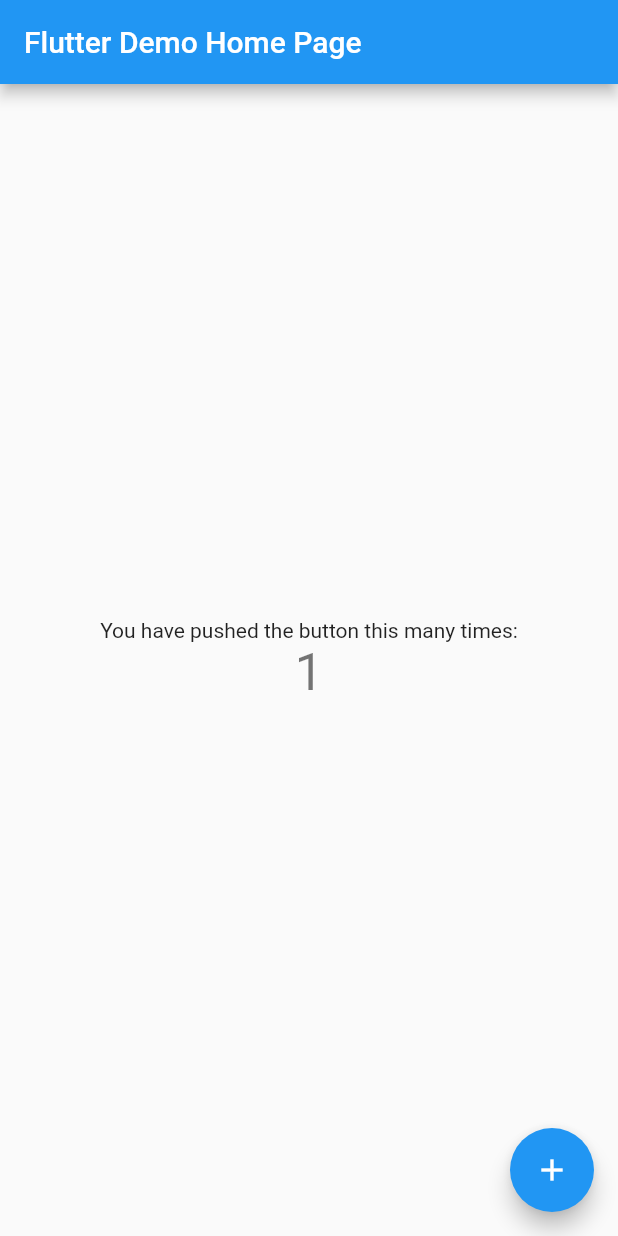
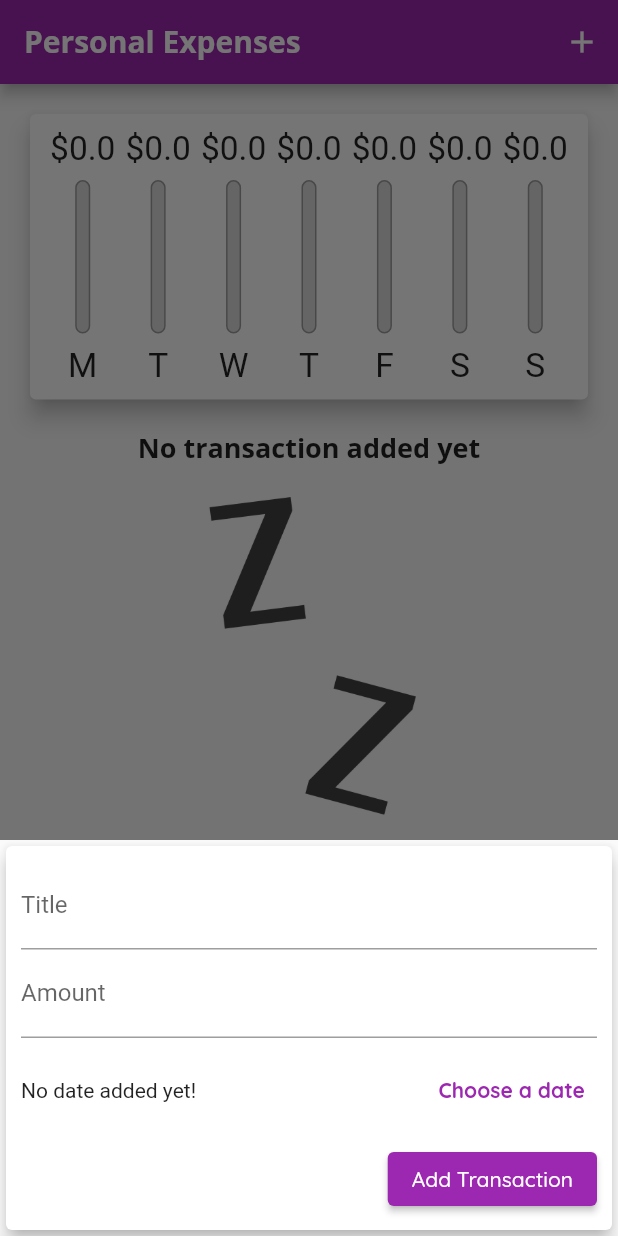
Before and after one commit to AwaisHaleem/Flutter---Dart--The-Complete-Guide-2021, a Flutter app: the screen it shows after launch, after a tap on the "add" icon, on a phone screen of 412 x 824 dp. Run offline on Flutter 3.47's test engine with Material 2 defaults, Android fonts, the phone set to English and light mode, and no system bars.

Commit message:
Personal Expences App completed

```diff
--- /dev/null
+++ b/personal_expences_app/lib/Widgets/chart.dart
@@ -0,0 +1,67 @@
+import 'package:flutter/material.dart';
+import 'package:intl/intl.dart';
+import 'package:personal_expences_app/Widgets/chartbar.dart';
+import '../model/transaction.dart';
+
+class Chart extends StatelessWidget {
+  final List<Transaction> recentTransaction;
+
+  Chart({required this.recentTransaction});
+
+  List<Map<String, Object>> get groupedTransactonValues {
+    return List.generate(
+      7,
+      (index) {
+        final weekDay = DateTime.now().subtract(Duration(days: index));
+        var totalSum = 0.0;
+
+        for (var i = 0; i < recentTransaction.length; i++) {
+          if (recentTransaction[i].date.day == weekDay.day &&
+              recentTransaction[i].date.month == weekDay.month &&
+              recentTransaction[i].date.year == weekDay.year) {
+            totalSum += recentTransaction[i].amount;
+          }
+        }
+        return {
+          "day": DateFormat.E().format(weekDay).substring(0, 1),
+          "amount": totalSum
+        };
+
+      },
+    ).reversed.toList();
+  }
+
+  double get totalSpending {
+    return groupedTransactonValues.fold(
+      0.0,
+      (sum, item) {
+        return sum + (item['amount'] as double);
+      },
+    );
+  }
+
+  @override
+  Widget build(BuildContext context) {
+    return Card(
+      elevation: 6,
+      margin: const EdgeInsets.all(20),
+      child: Padding(
+        padding: const EdgeInsets.all(10),
+        child: Row(
+          mainAxisAlignment: MainAxisAlignment.spaceAround,
+          children: groupedTransactonValues.map((data) {
+            return Flexible(
+              fit: FlexFit.tight,
+              child: ChartBar(
+                  label: data['day'] as String,
+                  spendingAmount: data['amount'] as double,
+                  spendingPctOfTotal: totalSpending == 0.0
+                      ? 0.0
+                      : (data['amount'] as double) / totalSpending),
+            );
+          }).toList(),
+        ),
+      ),
+    );
+  }
+}
--- /dev/null
+++ b/personal_expences_app/lib/Widgets/chartbar.dart
@@ -0,0 +1,61 @@
+import 'package:flutter/material.dart';
+
+class ChartBar extends StatelessWidget {
+  final String label;
+  final double spendingAmount;
+  final double spendingPctOfTotal;
+  ChartBar(
+      {required this.label,
+      required this.spendingAmount,
+      required this.spendingPctOfTotal});
+  @override
+  Widget build(BuildContext context) {
+    return LayoutBuilder(builder: (ctx, constraints) {
+      return Column(
+        children: [
+          Container(
+            height: constraints.maxHeight * .15,
+            child: FittedBox(
+              child: Text("\$${spendingAmount.toString()}"),
+            ),
+          ),
+          SizedBox(
+            height: constraints.maxHeight * .05,
+          ),
+          Container(
+            height: constraints.maxHeight * .6,
+            width: 10,
+            child: Stack(
+              children: [
+                Container(
+                  decoration: BoxDecoration(
+                    border: Border.all(color: Colors.grey, width: 1.0),
+                    color: Color.fromRGBO(220, 220, 220, 1.0),
+                    borderRadius: BorderRadius.circular(10),
+                  ),
+                ),
+                FractionallySizedBox(
+                  heightFactor: spendingPctOfTotal,
+                  child: Container(
+                    decoration: BoxDecoration(
+                        borderRadius: BorderRadius.circular(10),
+                        color: Theme.of(context).primaryColor),
+                  ),
+                )
+              ],
+            ),
+          ),
+          SizedBox(
+            height: constraints.maxHeight * .05,
+          ),
+          Container(
+            height: constraints.maxHeight * .15,
+            child: FittedBox(
+              child: Text(label),
+            ),
+          )
+        ],
+      );
+    });
+  }
+}
--- /dev/null
+++ b/personal_expences_app/lib/Widgets/new_transaction.dart
@@ -0,0 +1,110 @@
+import 'package:flutter/material.dart';
+import 'package:intl/intl.dart';
+
+class NewTransaction extends StatefulWidget {
+  final Function addTx;
+
+  NewTransaction({required this.addTx});
+
+  @override
+  _NewTransactionState createState() => _NewTransactionState();
+}
+
+class _NewTransactionState extends State<NewTransaction> {
+  final TextEditingController _titleController = TextEditingController();
+  final TextEditingController _amountController = TextEditingController();
+  DateTime? _selectedDate;
+
+  void _submitData() {
+    if (_titleController.text.isEmpty || _amountController.text.isEmpty) {
+      return;
+    }
+
+    final enteredTitle = _titleController.text;
+    final enteredAmount = double.parse(_amountController.text);
+
+    if (enteredTitle.isEmpty || enteredAmount <= 0 || _selectedDate == null) {
+      return;
+    }
+
+    widget.addTx(enteredTitle, enteredAmount, _selectedDate);
+    Navigator.of(context).pop();
+  }
+
+  void _presentDatePicker() {
+    showDatePicker(
+            context: context,
+            initialDate: DateTime.now(),
+            firstDate: DateTime(2021),
+            lastDate: DateTime.now())
+        .then((date) {
+      if (date == null) {
+        return;
+      }
+      setState(() {
+        _selectedDate = date;
+      });
+    });
+  }
+
+  @override
+  Widget build(BuildContext context) {
+    return SingleChildScrollView(
+      child: Card(
+        child: Container(
+          padding: EdgeInsets.only(
+            right: 10,
+            left: 10,
+            top: 10,
+            bottom: MediaQuery.of(context).viewInsets.bottom + 10,
+          ),
+          child: Column(
+            crossAxisAlignment: CrossAxisAlignment.end,
+            children: [
+              TextField(
+                decoration: InputDecoration(labelText: "Title"),
+                controller: _titleController,
+                onSubmitted: (_) => _submitData(),
+              ),
+              TextField(
+                decoration: InputDecoration(labelText: "Amount"),
+                controller: _amountController,
+                keyboardType: TextInputType.number,
+                onSubmitted: (_) => _submitData(),
+              ),
+              Container(
+                height: 70,
+                child: Row(
+                  children: [
+                    Expanded(
+                      child: Text(
+                        _selectedDate == null
+                            ? "No date added yet!"
+                            : "Picked Date: ${DateFormat.yMd().format(_selectedDate!)}",
+                      ),
+                    ),
+                    TextButton(
+                      onPressed: _presentDatePicker,
+                      child: Text(
+                        "Choose a date",
+                        style: TextStyle(fontWeight: FontWeight.bold),
+                      ),
+                    ),
+                  ],
+                ),
+              ),
+              ElevatedButton(
+                onPressed: _submitData,
+                child: Text(
+                  "Add Transaction",
+                  style: Theme.of(context).textTheme.button,
+                ),
+              )
+            ],
+          ),
+        ),
+        elevation: 5,
+      ),
+    );
+  }
+}
--- /dev/null
+++ b/personal_expences_app/lib/Widgets/transaction_list.dart
@@ -0,0 +1,75 @@
+import 'package:flutter/material.dart';
+import '/model/transaction.dart';
+import 'package:intl/intl.dart';
+
+class TransactionList extends StatelessWidget {
+  final List<Transaction> transactions;
+  final Function deleteTx;
+  TransactionList({required this.transactions, required this.deleteTx});
+  @override
+  Widget build(BuildContext context) {
+    return Container(
+      height: 420,
+      child: transactions.isEmpty
+          ? LayoutBuilder(builder: (ctx, constraints) {
+              return Column(
+                children: [
+                  Text(
+                    "No transaction added yet",
+                    style: Theme.of(context).textTheme.headline6,
+                  ),
+                  SizedBox(
+                    height: 20,
+                  ),
+                  Container(
+                    height: constraints.maxHeight * .6,
+                    child: Image.asset(
+                      "assets/images/waiting.png",
+                      fit: BoxFit.cover,
+                    ),
+                  )
+                ],
+              );
+            })
+          : ListView.builder(
+              itemCount: transactions.length,
+              itemBuilder: (BuildContext contex, index) {
+                return Card(
+                  elevation: 5,
+                  margin: EdgeInsets.symmetric(horizontal: 5, vertical: 8),
+                  child: ListTile(
+                    leading: CircleAvatar(
+                      radius: 30,
+                      child: Padding(
+                        padding: const EdgeInsets.all(6.0),
+                        child: FittedBox(
+                            child: Text("\$${transactions[index].amount}")),
+                      ),
+                    ),
+                    title: Text(
+                      transactions[index].title,
+                      style: Theme.of(context).textTheme.headline6,
+                    ),
+                    subtitle: Text(
+                      DateFormat.yMMMd().format(transactions[index].date),
+                    ),
+                    trailing: MediaQuery.of(context).size.width > 400
+                        ? TextButton.icon(
+                            onPressed: () => deleteTx(transactions[index].id),
+                            icon: Icon(Icons.delete),
+                            label: Text("Delete"),
+                            style: TextButton.styleFrom(
+                                primary: Theme.of(context).errorColor),
+                          )
+                        : IconButton(
+                            onPressed: () => deleteTx(transactions[index].id),
+                            icon: Icon(Icons.delete),
+                            color: Theme.of(context).errorColor,
+                          ),
+                  ),
+                );
+              },
+            ),
+    );
+  }
+}
--- a/personal_expences_app/lib/main.dart
+++ b/personal_expences_app/lib/main.dart
@@ -1,113 +1,175 @@
 import 'package:flutter/material.dart';
+import 'package:flutter/services.dart';
+import 'package:personal_expences_app/Widgets/chart.dart';
+import './Widgets/transaction_list.dart';
+import 'Widgets/new_transaction.dart';
+import '/model/transaction.dart';
 
 void main() {
+  WidgetsFlutterBinding.ensureInitialized();
+  SystemChrome.setPreferredOrientations(
+      [DeviceOrientation.portraitUp, DeviceOrientation.portraitDown]);
   runApp(MyApp());
 }
 
 class MyApp extends StatelessWidget {
-  // This widget is the root of your application.
   @override
   Widget build(BuildContext context) {
     return MaterialApp(
-      title: 'Flutter Demo',
       theme: ThemeData(
-        // This is the theme of your application.
-        //
-        // Try running your application with "flutter run". You'll see the
-        // application has a blue toolbar. Then, without quitting the app, try
-        // changing the primarySwatch below to Colors.green and then invoke
-        // "hot reload" (press "r" in the console where you ran "flutter run",
-        // or simply save your changes to "hot reload" in a Flutter IDE).
-        // Notice that the counter didn't reset back to zero; the application
-        // is not restarted.
-        primarySwatch: Colors.blue,
+        primarySwatch: Colors.purple,
+        accentColor: Colors.amber,
+        fontFamily: "QuickSand",
+        textTheme: ThemeData.light().textTheme.copyWith(
+            headline6: TextStyle(
+                fontFamily: "OpenSans",
+                fontWeight: FontWeight.bold,
+                fontSize: 18),
+            button: TextStyle(color: Colors.white)),
+        appBarTheme: AppBarTheme(
+          textTheme: ThemeData.light().textTheme.copyWith(
+                headline6: TextStyle(
+                    fontFamily: "OpenSans",
+                    fontSize: 20,
+                    fontWeight: FontWeight.bold),
+              ),
+        ),
       ),
-      home: MyHomePage(title: 'Flutter Demo Home Page'),
+      title: "Personal Expenses",
+      home: MyHomePage(),
     );
   }
 }
 
 class MyHomePage extends StatefulWidget {
-  MyHomePage({Key? key, required this.title}) : super(key: key);
-
-  // This widget is the home page of your application. It is stateful, meaning
-  // that it has a State object (defined below) that contains fields that affect
-  // how it looks.
-
-  // This class is the configuration for the state. It holds the values (in this
-  // case the title) provided by the parent (in this case the App widget) and
-  // used by the build method of the State. Fields in a Widget subclass are
-  // always marked "final".
-
-  final String title;
-
   @override
   _MyHomePageState createState() => _MyHomePageState();
 }
 
 class _MyHomePageState extends State<MyHomePage> {
-  int _counter = 0;
+  final List<Transaction> _userTransaction = [
+    // Transaction(id: 't1', title: "Shoes", amount: 66.77, date: DateTime.now()),
+    // Transaction(id: 't2', title: "Grocery", amount: 20.88, date: DateTime.now())
+  ];
 
-  void _incrementCounter() {
+  List<Transaction> get _recentTransactions {
+    return _userTransaction.where((tx) {
+      return tx.date.isAfter(
+        DateTime.now().subtract(
+          Duration(days: 7),
+        ),
+      );
+    }).toList();
+  }
+
+  bool _showChart = false;
+
+  void _addNewTransaction(String title, double amount, DateTime chosenDate) {
+    final newTx = Transaction(
+      id: DateTime.now().toString(),
+      title: title,
+      amount: amount,
+      date: chosenDate,
+    );
+
     setState(() {
-      // This call to setState tells the Flutter framework that something has
-      // changed in this State, which causes it to rerun the build method below
-      // so that the display can reflect the updated values. If we changed
-      // _counter without calling setState(), then the build method would not be
-      // called again, and so nothing would appear to happen.
-      _counter++;
+      _userTransaction.add(newTx);
     });
+  }
+
+  void _deleteTransaction(String id) {
+    setState(() {
+      _userTransaction.removeWhere((tx) => tx.id == id);
+    });
+  }
+
+  void _startAddNewTransaction(BuildContext ctx) {
+    showModalBottomSheet(
+      context: ctx,
+      builder: (_) {
+        return GestureDetector(
+          onTap: () {},
+          child: NewTransaction(addTx: _addNewTransaction),
+          behavior: HitTestBehavior.opaque,
+        );
+      },
+    );
   }
 
   @override
   Widget build(BuildContext context) {
-    // This method is rerun every time setState is called, for instance as done
-    // by the _incrementCounter method above.
-    //
-    // The Flutter framework has been optimized to make rerunning build methods
-    // fast, so that you can just rebuild anything that needs updating rather
-    // than having to individually change instances of widgets.
+    final mediaQuery = MediaQuery.of(context);
+    bool isLandScape = mediaQuery.orientation == Orientation.landscape;
+
+    var appBar2 = AppBar(
+      title: Text("Personal Expenses"),
+      actions: [
+        IconButton(
+          onPressed: () => _startAddNewTransaction(context),
+          icon: Icon(Icons.add),
+        ),
+      ],
+    );
+
+    final txList = Container(
+      height: (mediaQuery.size.height -
+              appBar2.preferredSize.height -
+              mediaQuery.padding.top) *
+          .7,
+      child: TransactionList(
+        transactions: _userTransaction,
+        deleteTx: _deleteTransaction,
+      ),
+    );
     return Scaffold(
-      appBar: AppBar(
-        // Here we take the value from the MyHomePage object that was created by
-        // the App.build method, and use it to set our appbar title.
-        title: Text(widget.title),
-      ),
-      body: Center(
-        // Center is a layout widget. It takes a single child and positions it
-        // in the middle of the parent.
+      appBar: appBar2,
+      body: SingleChildScrollView(
         child: Column(
-          // Column is also a layout widget. It takes a list of children and
-          // arranges them vertically. By default, it sizes itself to fit its
-          // children horizontally, and tries to be as tall as its parent.
-          //
-          // Invoke "debug painting" (press "p" in the console, choose the
-          // "Toggle Debug Paint" action from the Flutter Inspector in Android
-          // Studio, or the "Toggle Debug Paint" command in Visual Studio Code)
-          // to see the wireframe for each widget.
-          //
-          // Column has various properties to control how it sizes itself and
-          // how it positions its children. Here we use mainAxisAlignment to
-          // center the children vertically; the main axis here is the vertical
-          // axis because Columns are vertical (the cross axis would be
-          // horizontal).
-          mainAxisAlignment: MainAxisAlignment.center,
+          crossAxisAlignment: CrossAxisAlignment.stretch,
           children: <Widget>[
-            Text(
-              'You have pushed the button this many times:',
-            ),
-            Text(
-              '$_counter',
-              style: Theme.of(context).textTheme.headline4,
-            ),
+            if (isLandScape)
+              Row(
+                mainAxisAlignment: MainAxisAlignment.center,
+                children: [
+                  Text("Show Chart"),
+                  Switch(
+                    value: _showChart,
+                    onChanged: (val) {
+                      setState(
+                        () {
+                          _showChart = val;
+                        },
+                      );
+                    },
+                  )
+                ],
+              ),
+            if (!isLandScape)
+              Container(
+                height: (mediaQuery.size.height -
+                        appBar2.preferredSize.height -
+                        mediaQuery.padding.top) *
+                    .3,
+                child: Chart(recentTransaction: _recentTransactions),
+              ),
+            if (!isLandScape) txList,
+            _showChart
+                ? Container(
+                    height: (mediaQuery.size.height -
+                            appBar2.preferredSize.height -
+                            mediaQuery.padding.top) *
+                        .7,
+                    child: Chart(recentTransaction: _recentTransactions),
+                  )
+                : txList
           ],
         ),
       ),
+      floatingActionButtonLocation: FloatingActionButtonLocation.centerFloat,
       floatingActionButton: FloatingActionButton(
-        onPressed: _incrementCounter,
-        tooltip: 'Increment',
+        onPressed: () => _startAddNewTransaction(context),
         child: Icon(Icons.add),
-      ), // This trailing comma makes auto-formatting nicer for build methods.
+      ),
     );
   }
 }
--- /dev/null
+++ b/personal_expences_app/lib/model/transaction.dart
@@ -0,0 +1,12 @@
+
+class Transaction {
+  final String id;
+  final String title;
+  final double amount;
+  final DateTime date;
+  Transaction(
+      {required this.id,
+      required this.title,
+      required this.amount,
+      required this.date});
+}
```
Also changed, not shown: personal_expences_app/pubspec.yaml (+16 -13 lines), personal_expences_app/assets/fonts/OpenSans-Bold.ttf (added), personal_expences_app/assets/fonts/OpenSans-Regular.ttf (added), personal_expences_app/assets/fonts/Quicksand-Bold.ttf (added), personal_expences_app/assets/fonts/Quicksand-Light.ttf (added), personal_expences_app/assets/fonts/Quicksand-Medium.ttf (added), personal_expences_app/assets/fonts/Quicksand-Regular.ttf (added), personal_expences_app/assets/images/waiting.png (added), personal_expences_app/pubspec.lock.
